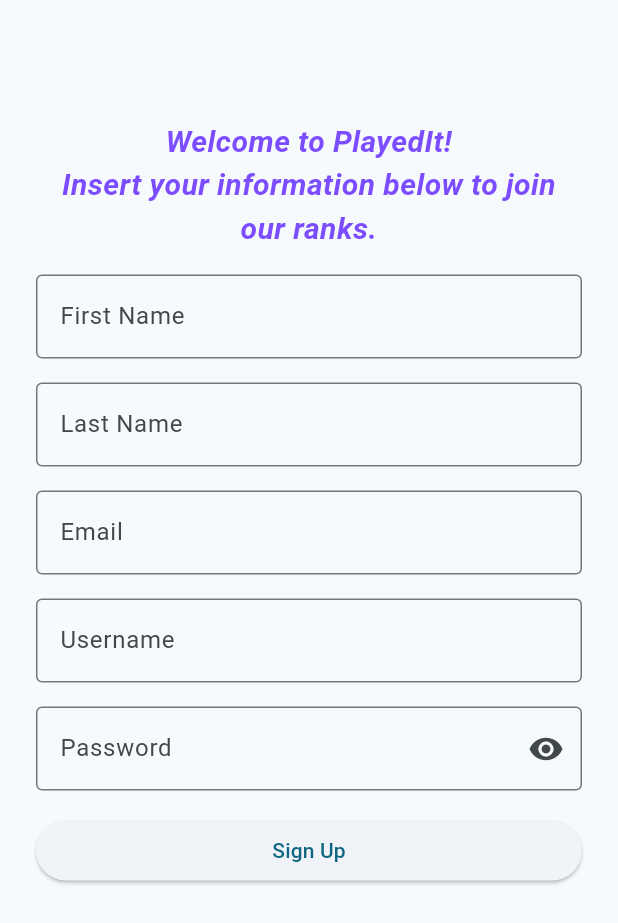
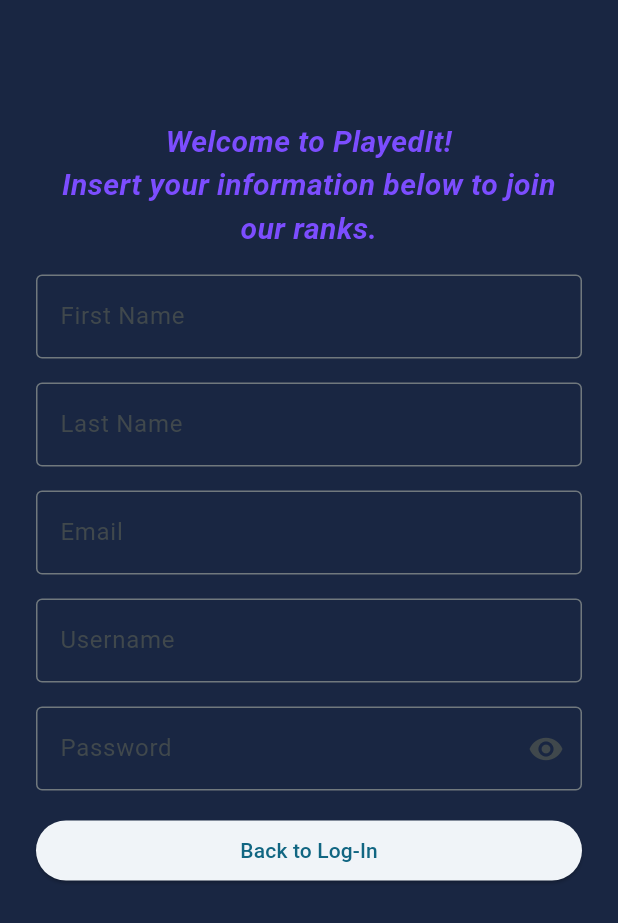
Before and after one commit to KaitMArms/POOSD-Large-Project, a Flutter app: the screen it shows after launch, after a tap on "Sign Up", on a phone screen of 412 x 824 dp. Shown: the top 923 px of the screen. Run offline on Flutter 3.47's test engine with Material 3 defaults, Android fonts, the light colour scheme and no system bars.

Commit message:
bouncing around shades of blue for log-in page

```diff
--- a/mobile/my_game_list_mobile/lib/log_in.dart
+++ b/mobile/my_game_list_mobile/lib/log_in.dart
@@ -25,21 +25,25 @@
   @override
   Widget build(BuildContext context) {
     return Scaffold(
-      body: SingleChildScrollView(
-        padding: EdgeInsets.fromLTRB(24, 80, 24, 24),
+      backgroundColor: Color(0xFF192642),
+      body: Padding(
+      padding: EdgeInsets.fromLTRB(24, 40, 24, 24),
+      child: Center(
           child: Column(
+          mainAxisAlignment: MainAxisAlignment.center,
+          crossAxisAlignment: CrossAxisAlignment.center,
           children: [
-
             TextField(
               controller: username,
               decoration: InputDecoration(
                 border: OutlineInputBorder(),
                 labelText: "Username/Email",
-                fillColor: Color.fromARGB(3, 6, 16, 245),
+                fillColor: Color(0xFF2047C0),
+                filled: true,
               )
             ),
 
-            SizedBox(height: 16),
+            SizedBox(height: 20),
 
             TextField(
               controller: password,
@@ -47,7 +51,8 @@
               decoration: InputDecoration(
                 border: OutlineInputBorder(),
                 labelText: "Password",
-                fillColor: Color.fromARGB(3, 6, 16, 245),
+                fillColor: Color(0xFF2047C0),
+                filled: true,
                 suffixIcon: IconButton(
                     icon: Icon(_obscure ? Icons.visibility : Icons.visibility_off),
                     onPressed: (){
@@ -59,7 +64,7 @@
                 ),
             ),
 
-            SizedBox(height: 16),
+            SizedBox(height: 20),
 
             ElevatedButton(
               onPressed: () {
@@ -70,7 +75,7 @@
               child: Text("Sign Up"),
             ),
 
-            SizedBox(height: 16),
+            SizedBox(height: 14),
 
             ElevatedButton(
               onPressed: () {
@@ -82,6 +87,7 @@
             )
           ],
         )
+      )
       )
     );
   }
--- a/mobile/my_game_list_mobile/lib/sign_up.dart
+++ b/mobile/my_game_list_mobile/lib/sign_up.dart
@@ -39,6 +39,7 @@
   Widget build(BuildContext context) {
 
     return Scaffold(
+      backgroundColor: Color(0xFF192642),
       body: SingleChildScrollView(
         padding: EdgeInsets.fromLTRB(24, 80, 24, 24),
         child: ConstrainedBox(
@@ -117,7 +118,7 @@
                     //NavigationBar to sign_up.dart
                     Navigator.pop(context);
                   },
-                  child: Text("Sign Up"))
+                  child: Text("Back to Log-In"))
               ],
             )
           )
```
